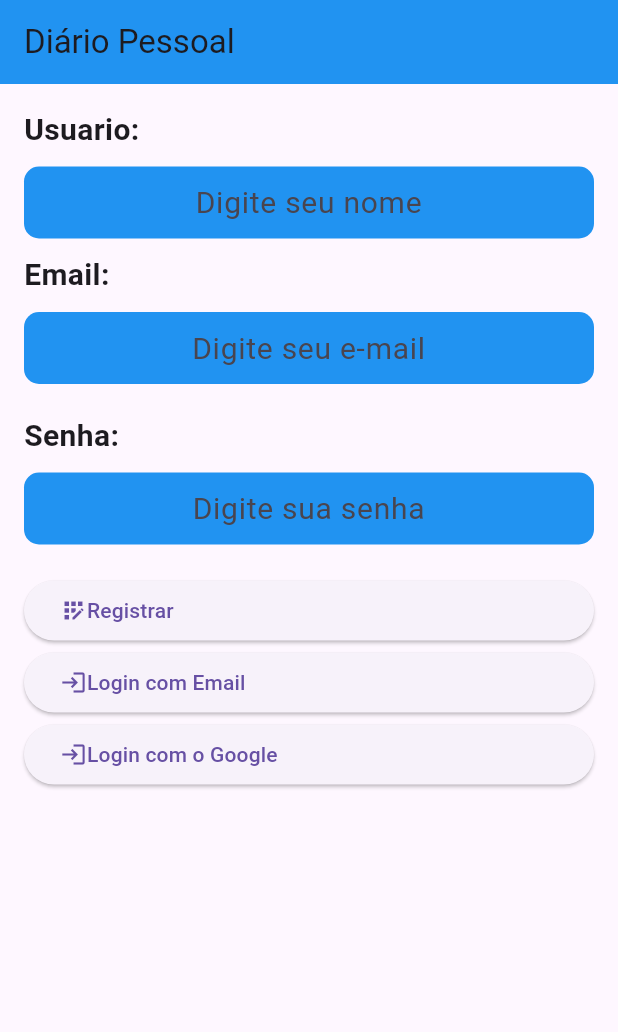
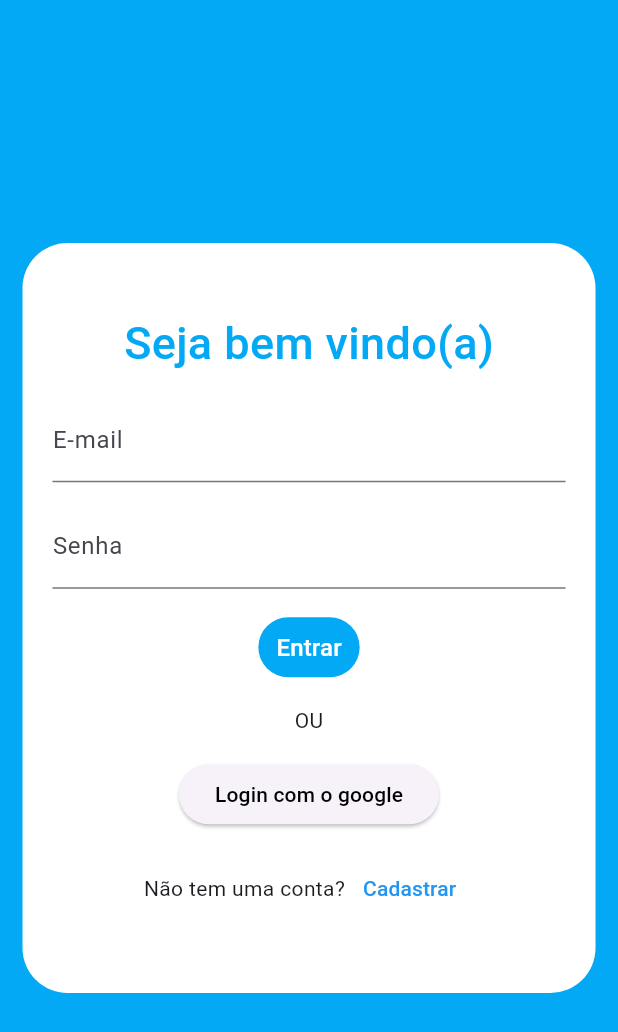
Before and after one commit to RONALDWITHER/Appdiariopessoal, a Flutter app: the screen it shows after launch, on a phone screen of 412 x 824 dp. Shown: the top 1032 px of the screen. Run offline on Flutter 3.47's test engine with Material 3 defaults, Android fonts, the phone set to English and light mode, and no system bars; our stand-ins replace firebase_auth, firebase_core, google_sign_in; accounts and stored records are empty.

Commit message:
Att tela de login / tela de cadastro

```diff
--- a/lib/main.dart
+++ b/lib/main.dart
@@ -1,10 +1,12 @@
-import 'package:appdiario/telacadastro.dart';
+import 'package:appdiario/firebase_options.dart';
+import 'package:appdiario/paginas/telaDeLogin.dart';
+import 'package:appdiario/paginas/telacadastro.dart';
 import 'package:flutter/material.dart';
 import 'package:firebase_core/firebase_core.dart';
 
 void main() async {
   WidgetsFlutterBinding.ensureInitialized();
-  await Firebase.initializeApp();
+  await Firebase.initializeApp(options: DefaultFirebaseOptions.currentPlatform);
 
   runApp(const MyApp());
 }
@@ -14,7 +16,7 @@ class MyApp extends StatelessWidget {
   @override
   Widget build(BuildContext context) {
     return const MaterialApp(
-      home: Telacadastro(),
+      home: telaDelogin(),
     );
   }
 }
--- /dev/null
+++ b/lib/paginas/telaDeLogin.dart
@@ -0,0 +1,99 @@
+import 'package:appdiario/paginas/telacadastro.dart';
+import 'package:flutter/material.dart';
+
+class telaDelogin extends StatefulWidget {
+  const telaDelogin({super.key});
+
+  @override
+  State<telaDelogin> createState() => _telaDeloginState();
+}
+
+class _telaDeloginState extends State<telaDelogin> {
+  @override
+  Widget build(BuildContext context) {
+    return Scaffold(
+      backgroundColor: Colors.lightBlue,
+      body: Center(
+        child: Padding(
+            padding: const EdgeInsets.all(15),
+            child: Container(
+              decoration: BoxDecoration(
+                color: Colors.white,
+                borderRadius: BorderRadius.circular(30),
+              ),
+              height: 500,
+              width: 600,
+              child: Padding(
+                padding: const EdgeInsets.all(20.0),
+                child: Column(
+                  mainAxisAlignment: MainAxisAlignment.center,
+                  children: [
+                    const Text(
+                      'Seja bem vindo(a)',
+                      style: TextStyle(
+                          fontSize: 30,
+                          color: Colors.lightBlue,
+                          fontWeight: FontWeight.w500),
+                    ),
+                    const SizedBox(height: 15),
+                    Flexible(
+                        child: TextField(
+                      decoration: InputDecoration(
+                        labelText: "E-mail",
+                        hintText: "emailexemplo@gmail.com",
+                      ),
+                    )),
+                    const SizedBox(height: 15),
+                    Flexible(
+                        child: TextField(
+                      decoration: InputDecoration(
+                        labelText: "Senha",
+                      ),
+                    )),
+                    const SizedBox(height: 15),
+                    TextButton(
+                        onPressed: () {},
+                        style: TextButton.styleFrom(
+                            backgroundColor: Colors.lightBlue),
+                        child: const Text(
+                          'Entrar',
+                          style: TextStyle(color: Colors.white, fontSize: 16),
+                        )),
+                    const SizedBox(height: 15),
+                    const Text('OU'),
+                    const SizedBox(height: 15),
+                    ElevatedButton(
+                      onPressed: () {},
+                      child: const Text(
+                        "Login com o google",
+                        style: TextStyle(
+                            color: Colors.black, fontWeight: FontWeight.w500),
+                      ),
+                    ),
+                    const SizedBox(height: 15),
+                    Row(
+                      mainAxisSize: MainAxisSize.min,
+                      children: [
+                        const Text('Não tem uma conta?'),
+                        TextButton(
+                          onPressed: () {
+                            Navigator.of(context).pushReplacement(
+                              MaterialPageRoute(
+                                  builder: (context) => const Telacadastro()),
+                            );
+                          },
+                          child: const Text(
+                            "Cadastrar",
+                            style: TextStyle(color: Colors.blue),
+                          ),
+                        )
+                      ],
+                    )
+                  ],
+                ),
+              ),
+            )),
+      ),
+    );
+  }
+}
--- a/lib/telainicial.dart
+++ b/lib/paginas/telainicial.dart
@@ -1,4 +1,4 @@
-import 'package:appdiario/telacadastro.dart';
+import 'package:appdiario/paginas/telacadastro.dart';
 import 'package:flutter/material.dart';
 import 'package:firebase_auth/firebase_auth.dart';
 
--- a/lib/telacadastro.dart
+++ /dev/null
@@ -1,186 +0,0 @@
-import 'package:flutter/material.dart';
-import 'package:firebase_auth/firebase_auth.dart';
-import 'package:google_sign_in/google_sign_in.dart';
-import 'package:appdiario/telainicial.dart';
-
-class CustomTextField extends StatelessWidget {
-  final TextEditingController controller;
-  final String hintText;
-  final bool obscureText;
-
-  const CustomTextField({
-    Key? key,
-    required this.controller,
-    this.hintText = '',
-    this.obscureText = false,
-  }) : super(key: key);
-
-  @override
-  Widget build(BuildContext context) {
-    return Container(
-      width: 380,
-      padding: const EdgeInsets.symmetric(horizontal: 16),
-      decoration: BoxDecoration(
-        color: Color.fromARGB(255, 33, 147, 241),
-        borderRadius: BorderRadius.circular(10),
-      ),
-      child: TextField(
-        controller: controller,
-        textAlign: TextAlign.center,
-        obscureText: obscureText,
-        decoration: InputDecoration(
-          hintText: hintText,
-          border: InputBorder.none,
-        ),
-        style: TextStyle(
-          fontSize: 20,
-          color: Colors.black,
-        ),
-      ),
-    );
-  }
-}
-
-class Telacadastro extends StatefulWidget {
-  const Telacadastro({super.key});
-  @override
-  _TelacadastroState createState() => _TelacadastroState();
-}
-
-class _TelacadastroState extends State<Telacadastro> {
-  final _emailController = TextEditingController();
-  final _passwordController = TextEditingController();
-
-  Future<void> _registrar(String name) async {
-    try {
-      UserCredential userCredential =
-          await FirebaseAuth.instance.createUserWithEmailAndPassword(
-        email: _emailController.text.trim(),
-        password: _passwordController.text.trim(),
-      );
-
-      await userCredential.user!.updateDisplayName(name);
-      await userCredential.user!.reload();
-
-      Navigator.of(context).pushReplacement(
-        MaterialPageRoute(builder: (context) => Telainicial()),
-      );
-    } catch (e) {
-      ScaffoldMessenger.of(context).showSnackBar(
-        SnackBar(content: Text("Erro ao criar conta: $e")),
-      );
-    }
-  }
-
-  Future<void> _signInWithEmail() async {
-    try {
-      await FirebaseAuth.instance.signInWithEmailAndPassword(
-        email: _emailController.text.trim(),
-        password: _passwordController.text.trim(),
-      );
-      Navigator.of(context).pushReplacement(
-        MaterialPageRoute(builder: (context) => Telainicial()),
-      );
-    } catch (e) {
-      ScaffoldMessenger.of(context).showSnackBar(
-        SnackBar(content: Text("Erro ao fazer login: $e")),
-      );
-    }
-  }
-
-  final _nameController = TextEditingController();
-
-  Future<void> _signInWithGoogle() async {
-    try {
-      final GoogleSignInAccount? googleUser = await GoogleSignIn().signIn();
-      if (googleUser == null) return;
-
-      final GoogleSignInAuthentication googleAuth =
-          await googleUser.authentication;
-
-      final AuthCredential credential = GoogleAuthProvider.credential(
-        accessToken: googleAuth.accessToken,
-        idToken: googleAuth.idToken,
-      );
-
-      await FirebaseAuth.instance.signInWithCredential(credential);
-
-      Navigator.of(context).pushReplacement(
-        MaterialPageRoute(builder: (context) => Telainicial()),
-      );
-    } catch (e) {
-      ScaffoldMessenger.of(context).showSnackBar(
-        SnackBar(content: Text("Erro ao fazer login: $e")),
-      );
-    }
-  }
-
-  @override
-  Widget build(BuildContext context) {
-    return Scaffold(
-      appBar: AppBar(
-        title: const Text('Diário Pessoal'),
-        backgroundColor: Color.fromARGB(255, 33, 147, 241),
-      ),
-      body: Padding(
-        padding: const EdgeInsets.all(16.0),
-        child: Column(
-          crossAxisAlignment: CrossAxisAlignment.start,
-          children: [
-            Text(
-              'Usuario:',
-              style: TextStyle(fontSize: 20, fontWeight: FontWeight.bold),
-            ),
-            SizedBox(height: 10),
-            CustomTextField(
-              controller: _nameController,
-              hintText: 'Digite seu nome',
-            ),
-            SizedBox(height: 10),
-            Text(
-              'Email:',
-              style: TextStyle(fontSize: 20, fontWeight: FontWeight.bold),
-            ),
-            SizedBox(height: 10),
-            CustomTextField(
-              controller: _emailController,
-              hintText: 'Digite seu e-mail',
-            ),
-            SizedBox(height: 20),
-            Text(
-              'Senha:',
-              style: TextStyle(fontSize: 20, fontWeight: FontWeight.bold),
-            ),
-            SizedBox(height: 10),
-            CustomTextField(
-              controller: _passwordController,
-              hintText: 'Digite sua senha',
-              obscureText: true,
-            ),
-            SizedBox(height: 20),
-            ElevatedButton(
-              onPressed: () {
-                _registrar(_nameController.text.trim());
-              },
-              child: Row(
-                children: [Icon(Icons.app_registration), Text('Registrar')],
-              ),
-            ),
-            ElevatedButton(
-              onPressed: _signInWithEmail,
-              child: Row(
-                children: [Icon(Icons.login), Text('Login com Email')],
-              ),
-            ),
-            ElevatedButton(
-              onPressed: _signInWithGoogle,
-              child: Row(
-                children: [Icon(Icons.login), Text('Login com o Google')],
-              ),
-            ),
-          ],
-        ),
-      ),
-    );
-  }
-}
```
Also changed, not shown: lib/paginas/telacadastro.dart (added, +175 -0 lines), firebase.json, lib/firebase_options.dart, 1 other file.
